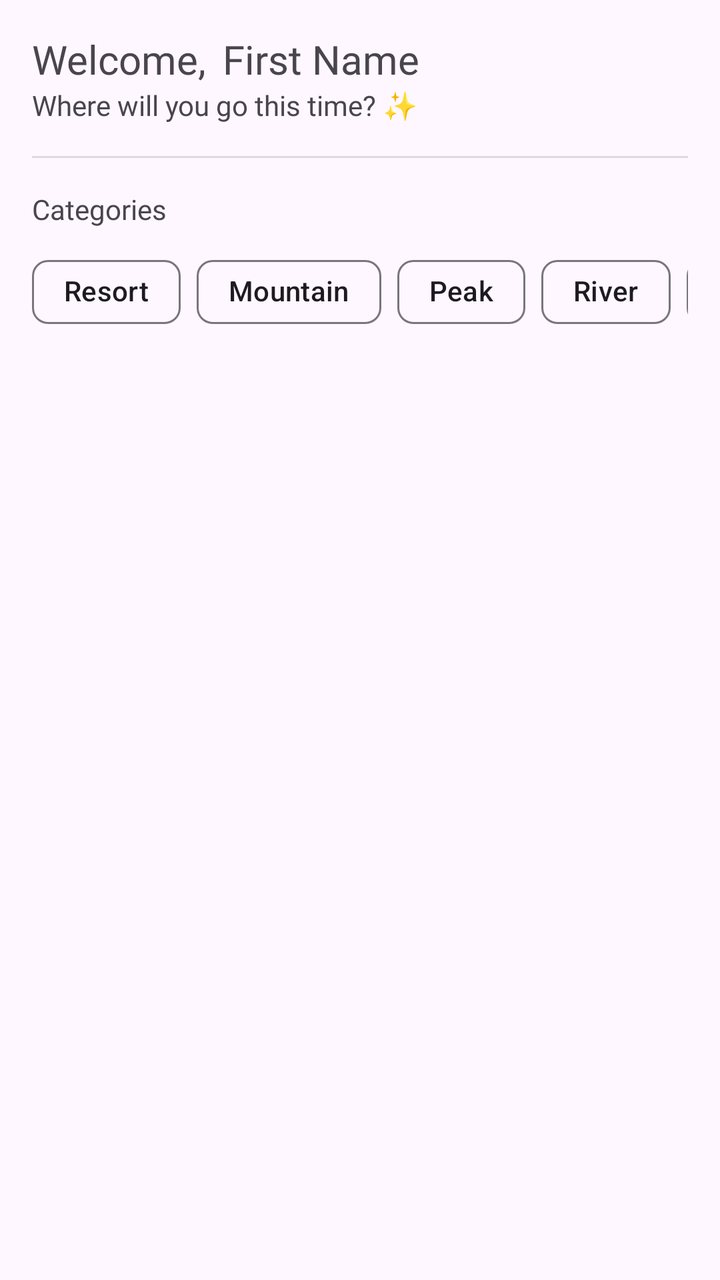
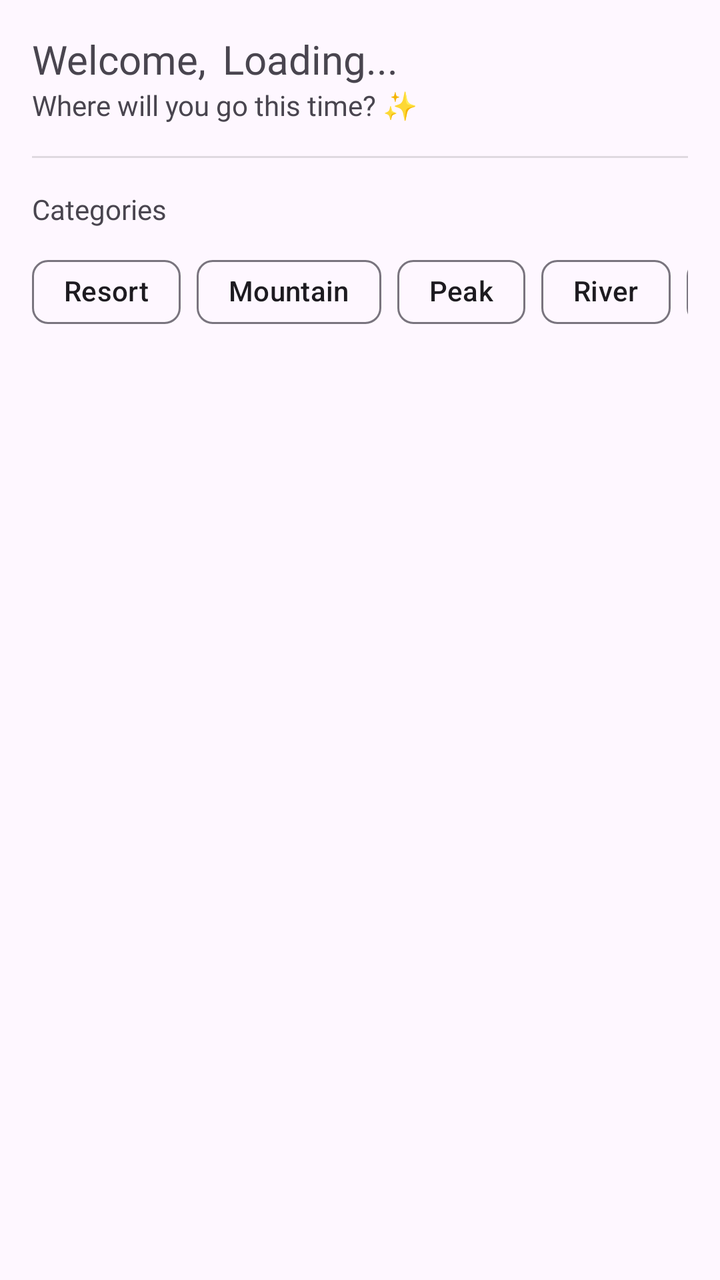

Compare the two renders of this Android layout. The source of the first and the diff that turns it into the second are given below.
<!-- AndroidManifest.xml: application theme Theme.RmmcTourism -->
<!-- res/layout/fragment_dashboard.xml -->
<?xml version="1.0" encoding="utf-8"?>
<androidx.constraintlayout.widget.ConstraintLayout xmlns:android="http://schemas.android.com/apk/res/android"
    xmlns:app="http://schemas.android.com/apk/res-auto"
    xmlns:tools="http://schemas.android.com/tools"
    android:id="@+id/frameLayout2"
    android:layout_width="match_parent"
    android:layout_height="match_parent"
    tools:context=".fragments.Dashboard" >

    <TextView
        android:id="@+id/textView10"
        android:layout_width="wrap_content"
        android:layout_height="wrap_content"
        android:layout_marginStart="16dp"
        android:layout_marginTop="16dp"
        android:fontFamily="@font/inter"
        android:text="Welcome,"
        android:textSize="20sp"
        app:layout_constraintStart_toStartOf="parent"
        app:layout_constraintTop_toTopOf="parent" />

    <TextView
        android:id="@+id/textView11"
        android:layout_width="0dp"
        android:layout_height="wrap_content"
        android:layout_marginStart="8dp"
        android:layout_marginTop="16dp"
        android:layout_marginEnd="16dp"
        android:fontFamily="@font/inter_bold"
        android:text="First Name"
        android:textSize="20sp"
        app:layout_constraintEnd_toEndOf="parent"
        app:layout_constraintStart_toEndOf="@+id/textView10"
        app:layout_constraintTop_toTopOf="parent" />

    <TextView
        android:id="@+id/textView12"
        android:layout_width="wrap_content"
        android:layout_height="wrap_content"
        android:layout_marginStart="16dp"
        android:layout_marginTop="16dp"
        android:fontFamily="@font/inter_medium"
        android:text="Categories"
        app:layout_constraintStart_toStartOf="parent"
        app:layout_constraintTop_toBottomOf="@+id/divider" />

    <com.google.android.material.chip.ChipGroup
        android:id="@+id/chipGroup"
        android:layout_width="0dp"
        android:layout_height="wrap_content"
        android:layout_marginStart="16dp"
        android:layout_marginTop="8dp"
        android:layout_marginEnd="16dp"
        app:layout_constraintEnd_toEndOf="parent"
        app:layout_constraintStart_toStartOf="parent"
        app:layout_constraintTop_toBottomOf="@+id/textView12"
        app:singleLine="true"
        app:singleSelection="true">

        <com.google.android.material.chip.Chip
            android:id="@+id/chip"
            android:layout_width="wrap_content"
            android:layout_height="wrap_content"
            android:fontFamily="@font/inter"
            android:text="Resort" />

        <com.google.android.material.chip.Chip
            android:id="@+id/chip2"
            android:layout_width="wrap_content"
            android:layout_height="wrap_content"
            android:fontFamily="@font/inter"
            android:text="Mountain" />

        <com.google.android.material.chip.Chip
            android:id="@+id/chip3"
            android:layout_width="wrap_content"
            android:layout_height="wrap_content"
            android:fontFamily="@font/inter"
            android:text="Peak" />

        <com.google.android.material.chip.Chip
            android:id="@+id/chip4"
            android:layout_width="wrap_content"
            android:layout_height="wrap_content"
            android:fontFamily="@font/inter"
            android:text="River" />

        <com.google.android.material.chip.Chip
            android:id="@+id/chip5"
            android:layout_width="wrap_content"
            android:layout_height="wrap_content"
            android:fontFamily="@font/inter"
            android:text="Forest" />

        <com.google.android.material.chip.Chip
            android:id="@+id/chip6"
            android:layout_width="wrap_content"
            android:layout_height="wrap_content"
            android:fontFamily="@font/inter"
            android:text="Restaurant" />
    </com.google.android.material.chip.ChipGroup>

    <View
        android:id="@+id/divider"
        android:layout_width="0dp"
        android:layout_height="1dp"
        android:layout_marginStart="16dp"
        android:layout_marginTop="16dp"
        android:layout_marginEnd="16dp"
        android:background="?android:attr/listDivider"
        app:layout_constraintEnd_toEndOf="parent"
        app:layout_constraintStart_toStartOf="parent"
        app:layout_constraintTop_toBottomOf="@+id/textView13" />

    <TextView
        android:id="@+id/textView13"
        android:layout_width="wrap_content"
        android:layout_height="wrap_content"
        android:layout_marginStart="16dp"
        android:fontFamily="@font/inter_light"
        android:text="Where will you go this time? ✨"
        app:layout_constraintStart_toStartOf="parent"
        app:layout_constraintTop_toBottomOf="@+id/textView10" />

    <androidx.recyclerview.widget.RecyclerView
        android:id="@+id/rv_dashboard_destination"
        android:layout_width="0dp"
        android:layout_height="0dp"
        android:layout_marginStart="16dp"
        android:layout_marginTop="16dp"
        android:layout_marginEnd="16dp"
        android:layout_marginBottom="16dp"
        app:layout_constraintBottom_toBottomOf="parent"
        app:layout_constraintEnd_toEndOf="parent"
        app:layout_constraintStart_toStartOf="parent"
        app:layout_constraintTop_toBottomOf="@+id/chipGroup"
        tools:listitem="@layout/layout_destination" />
</androidx.constraintlayout.widget.ConstraintLayout>
<!-- res/layout/layout_destination.xml (included above) -->
<?xml version="1.0" encoding="utf-8"?>
<androidx.constraintlayout.widget.ConstraintLayout xmlns:android="http://schemas.android.com/apk/res/android"
    xmlns:app="http://schemas.android.com/apk/res-auto"
    xmlns:tools="http://schemas.android.com/tools"
    android:layout_width="match_parent"
    android:layout_height="match_parent">

    <com.google.android.material.card.MaterialCardView
        style="?attr/materialCardViewOutlinedStyle"
        android:layout_width="0dp"
        android:layout_height="0dp"
        android:layout_marginStart="1dp"
        android:layout_marginTop="1dp"
        android:layout_marginEnd="1dp"
        android:layout_marginBottom="1dp"
        app:layout_constraintBottom_toBottomOf="parent"
        app:layout_constraintEnd_toEndOf="parent"
        app:layout_constraintStart_toStartOf="parent"
        app:layout_constraintTop_toTopOf="parent">

        <androidx.constraintlayout.widget.ConstraintLayout
            android:layout_width="match_parent"
            android:layout_height="match_parent">

            <ImageView
                android:id="@+id/iv_cover"
                android:layout_width="0dp"
                android:layout_height="0dp"
                android:scaleType="centerCrop"
                app:layout_constraintBottom_toBottomOf="parent"
                app:layout_constraintEnd_toEndOf="parent"
                app:layout_constraintStart_toStartOf="parent"
                app:layout_constraintTop_toTopOf="parent"
                app:srcCompat="@drawable/bg_splash" />

            <ImageView
                android:id="@+id/imageView4"
                android:layout_width="0dp"
                android:layout_height="400dp"
                app:layout_constraintBottom_toBottomOf="parent"
                app:layout_constraintEnd_toEndOf="parent"
                app:layout_constraintStart_toStartOf="parent"
                app:srcCompat="@drawable/layer_destination_cover" />

            <TextView
                android:id="@+id/tv_description"
                android:layout_width="0dp"
                android:layout_height="wrap_content"
                android:layout_marginStart="16dp"
                android:layout_marginEnd="16dp"
                android:layout_marginBottom="16dp"
                android:fontFamily="@font/inter"
                android:text="Description"
                android:textColor="#fafafa"
                android:textSize="16sp"
                app:layout_constraintBottom_toBottomOf="parent"
                app:layout_constraintEnd_toEndOf="parent"
                app:layout_constraintStart_toStartOf="parent" />

            <TextView
                android:id="@+id/tv_address"
                android:layout_width="0dp"
                android:layout_height="wrap_content"
                android:layout_marginStart="16dp"
                android:layout_marginEnd="16dp"
                android:layout_marginBottom="16dp"
                android:fontFamily="@font/inter_light"
                android:text="Address"
                android:textColor="#fafafa"
                app:layout_constraintBottom_toTopOf="@+id/tv_description"
                app:layout_constraintEnd_toEndOf="parent"
                app:layout_constraintStart_toStartOf="parent" />

            <TextView
                android:id="@+id/tv_title"
                android:layout_width="0dp"
                android:layout_height="wrap_content"
                android:layout_marginStart="16dp"
                android:layout_marginEnd="16dp"
                android:fontFamily="@font/inter_bold"
                android:text="Title"
                android:textColor="#fafafa"
                android:textSize="24sp"
                app:layout_constraintBottom_toTopOf="@+id/tv_address"
                app:layout_constraintEnd_toEndOf="parent"
                app:layout_constraintStart_toStartOf="parent" />

            <Button
                android:id="@+id/button"
                style="@style/Widget.Material3.Button.IconButton.Filled"
                android:layout_width="wrap_content"
                android:layout_height="wrap_content"
                android:layout_marginEnd="16dp"
                android:layout_marginBottom="16dp"
                app:icon="@drawable/ic_favorite_outline"
                app:layout_constraintBottom_toBottomOf="parent"
                app:layout_constraintEnd_toEndOf="parent" />

        </androidx.constraintlayout.widget.ConstraintLayout>
    </com.google.android.material.card.MaterialCardView>
</androidx.constraintlayout.widget.ConstraintLayout>
<!-- resources referenced by this layout -->
<resources>
  <!-- drawable bg_splash: jpg bitmap (drawable, 516268 bytes) -->
  <!-- drawable ic_favorite_outline (drawable) -->
  <vector android:height="24dp" android:tint="#000000"
      android:viewportHeight="24" android:viewportWidth="24"
      android:width="24dp" xmlns:android="http://schemas.android.com/apk/res/android">
      <path android:fillColor="@android:color/white" android:pathData="M16.5,3c-1.74,0 -3.41,0.81 -4.5,2.09C10.91,3.81 9.24,3 7.5,3 4.42,3 2,5.42 2,8.5c0,3.78 3.4,6.86 8.55,11.54L12,21.35l1.45,-1.32C18.6,15.36 22,12.28 22,8.5 22,5.42 19.58,3 16.5,3zM12.1,18.55l-0.1,0.1 -0.1,-0.1C7.14,14.24 4,11.39 4,8.5 4,6.5 5.5,5 7.5,5c1.54,0 3.04,0.99 3.57,2.36h1.87C13.46,5.99 14.96,5 16.5,5c2,0 3.5,1.5 3.5,3.5 0,2.89 -3.14,5.74 -7.9,10.05z"/>
  </vector>
  <!-- drawable layer_destination_cover (drawable) -->
  <?xml version="1.0" encoding="utf-8"?>
  <shape xmlns:android="http://schemas.android.com/apk/res/android">
      <gradient
          android:startColor="#000000"
          android:endColor="#00000000"
          android:useLevel="true"
          android:angle="90"/>
  </shape>
  <style name="Theme.RmmcTourism" parent="Base.Theme.RmmcTourism" />
  <style name="Base.Theme.RmmcTourism" parent="Theme.Material3.DayNight.NoActionBar">
          
          
      </style>
</resources>

<!-- the commit's change to res/layout/fragment_dashboard.xml (unified diff, before → after) -->
@@ -20,14 +20,14 @@
         app:layout_constraintTop_toTopOf="parent" />
 
     <TextView
-        android:id="@+id/textView11"
+        android:id="@+id/tv_dashboard_first_name"
         android:layout_width="0dp"
         android:layout_height="wrap_content"
         android:layout_marginStart="8dp"
         android:layout_marginTop="16dp"
         android:layout_marginEnd="16dp"
         android:fontFamily="@font/inter_bold"
-        android:text="First Name"
+        android:text="Loading..."
         android:textSize="20sp"
         app:layout_constraintEnd_toEndOf="parent"
         app:layout_constraintStart_toEndOf="@+id/textView10"
